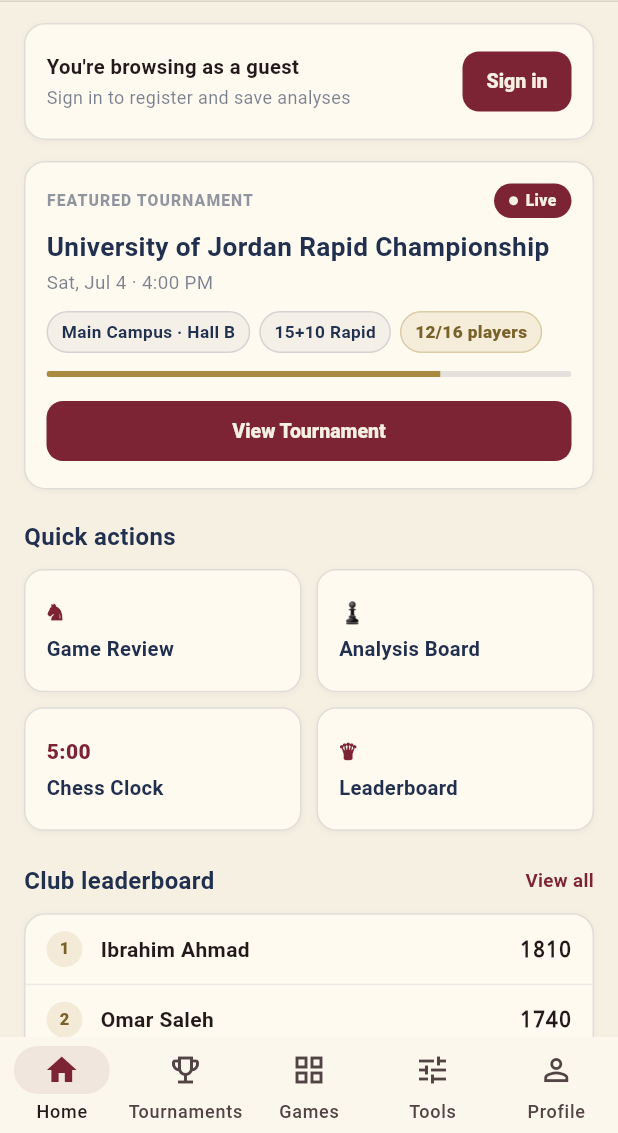
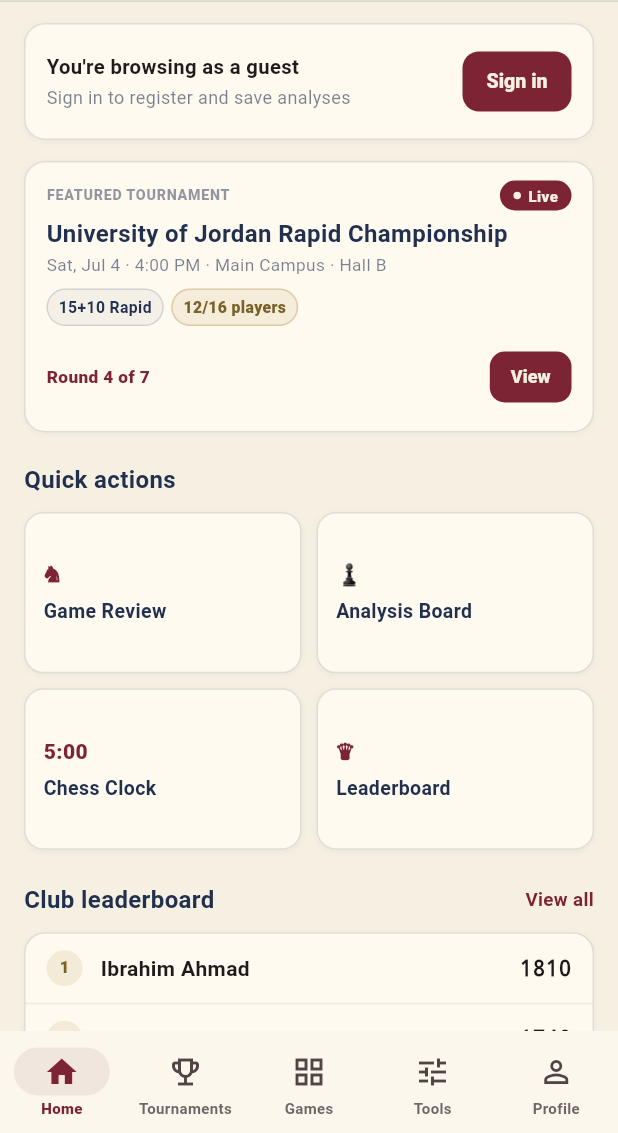
Before and after one commit to Ibra0hh/juchess-platform, a Flutter app: the screen it shows after launch, on a phone screen of 412 x 824 dp, the part 103-1236 px from its top. Run offline on Flutter 3.47's test engine with Material 3 defaults, Android fonts, the phone set to English and light mode, and no system bars; our stand-ins replace appwrite; Roboto replaces fonts that are missing (-apple-system, Georgia).

Commit message:
Fix mobile phone UI spacing

```diff
--- a/apps/mobile/lib/main.dart
+++ b/apps/mobile/lib/main.dart
@@ -211,6 +211,13 @@
     return filtered.isEmpty ? tournamentItems : filtered;
   }
 
+  TournamentSeed get featuredTournament {
+    final active = tournamentItems.where((item) => item.status == 'active');
+    if (active.isNotEmpty) return active.first;
+    if (tournamentItems.isNotEmpty) return tournamentItems.first;
+    return fallbackTournaments.first;
+  }
+
   void selectTab(int value) {
     tab = value;
     notifyListeners();
@@ -536,8 +543,23 @@
         return Scaffold(
           backgroundColor: PrototypeColors.screen,
           body: pages[state.tab],
-          bottomNavigationBar: NavigationBar(
-            height: 64,
+          bottomNavigationBar: NavigationBarTheme(
+            data: NavigationBarThemeData(
+              labelTextStyle: WidgetStateProperty.resolveWith((states) {
+                return TextStyle(
+                  color: states.contains(WidgetState.selected)
+                      ? PrototypeColors.burgundy
+                      : const Color(0xcc4c4042),
+                  fontSize: 10,
+                  height: 1,
+                  fontWeight: states.contains(WidgetState.selected)
+                      ? FontWeight.w800
+                      : FontWeight.w700,
+                );
+              }),
+            ),
+            child: NavigationBar(
+              height: 68,
               backgroundColor: const Color(0xfffbf7ec),
               indicatorColor: const Color(0x147d2434),
               selectedIndex: state.tab,
@@ -545,7 +567,10 @@
               destinations: const [
                 NavigationDestination(
                   icon: Icon(Icons.home_outlined),
-                selectedIcon: Icon(Icons.home, color: PrototypeColors.burgundy),
+                  selectedIcon: Icon(
+                    Icons.home,
+                    color: PrototypeColors.burgundy,
+                  ),
                   label: 'Home',
                 ),
                 NavigationDestination(
@@ -566,7 +591,10 @@
                 ),
                 NavigationDestination(
                   icon: Icon(Icons.tune),
-                selectedIcon: Icon(Icons.tune, color: PrototypeColors.burgundy),
+                  selectedIcon: Icon(
+                    Icons.tune,
+                    color: PrototypeColors.burgundy,
+                  ),
                   label: 'Tools',
                 ),
                 NavigationDestination(
@@ -578,6 +606,7 @@
                   label: 'Profile',
                 ),
               ],
+            ),
           ),
         );
       },
@@ -678,6 +707,7 @@
         Padding(
           padding: const EdgeInsets.fromLTRB(16, 14, 16, 0),
           child: FeaturedTournamentCard(
+            event: context.watch<AppState>().featuredTournament,
             onTap: () => context.read<AppState>().selectTab(1),
           ),
         ),
@@ -756,70 +786,99 @@
 }
 
 class FeaturedTournamentCard extends StatelessWidget {
-  const FeaturedTournamentCard({required this.onTap, super.key});
-
+  const FeaturedTournamentCard({
+    required this.event,
+    required this.onTap,
+    super.key,
+  });
+
+  final TournamentSeed event;
   final VoidCallback onTap;
 
   @override
   Widget build(BuildContext context) {
     return PrototypeCard(
       margin: EdgeInsets.zero,
+      padding: const EdgeInsets.fromLTRB(14, 12, 14, 12),
       child: Column(
         crossAxisAlignment: CrossAxisAlignment.start,
         children: [
-          const Row(
-            children: [
-              Text(
+          Row(
+            children: [
+              const Text(
                 'FEATURED TOURNAMENT',
                 style: TextStyle(
                   color: Color(0x8021304e),
-                  fontSize: 10.5,
+                  fontSize: 9.5,
                   fontWeight: FontWeight.w800,
-                  letterSpacing: 0.7,
-                ),
-              ),
-              Spacer(),
-              LivePill(),
-            ],
+                  letterSpacing: 0.5,
+                ),
+              ),
+              const Spacer(),
+              if (event.status == 'active')
+                const LivePill(small: true)
+              else
+                StatusPill(event.status),
+            ],
+          ),
+          const SizedBox(height: 6),
+          SerifText(
+            event.name,
+            size: 16,
+            weight: FontWeight.w700,
+            height: 1.18,
+            maxLines: 2,
+            overflow: TextOverflow.ellipsis,
+          ),
+          const SizedBox(height: 3),
+          Text(
+            event.meta,
+            maxLines: 1,
+            overflow: TextOverflow.ellipsis,
+            style: const TextStyle(color: Color(0x9921304e), fontSize: 11.5),
           ),
           const SizedBox(height: 8),
-          const SerifText(
-            'University of Jordan Rapid Championship',
-            size: 17.5,
-            weight: FontWeight.w700,
-            height: 1.25,
-          ),
-          const SizedBox(height: 4),
-          const Text(
-            'Sat, Jul 4 · 4:00 PM',
-            style: TextStyle(color: Color(0x9921304e), fontSize: 12.5),
+          Wrap(
+            spacing: 5,
+            runSpacing: 5,
+            children: [
+              if (event.chips.length > 1) CompactChipPill(event.chips[1]),
+              if (event.chips.length > 2) CompactGoldPill(event.chips[2]),
+            ],
           ),
           const SizedBox(height: 10),
-          const Wrap(
-            spacing: 6,
-            runSpacing: 6,
-            children: [
-              ChipPill('Main Campus · Hall B'),
-              ChipPill('15+10 Rapid'),
-              GoldPill('12/16 players'),
-            ],
-          ),
-          const SizedBox(height: 12),
-          ClipRRect(
-            borderRadius: BorderRadius.circular(999),
-            child: LinearProgressIndicator(
-              value: 0.75,
-              minHeight: 4,
-              backgroundColor: const Color(0x1f21304e),
-              valueColor: const AlwaysStoppedAnimation<Color>(
-                PrototypeColors.gold,
-              ),
-            ),
-          ),
-          const SizedBox(height: 12),
-          SizedBox(
-            width: double.infinity,
-            child: PrototypeButton(label: 'View Tournament', onTap: onTap),
+          Row(
+            children: [
+              Expanded(
+                child: Text(
+                  event.current,
+                  maxLines: 1,
+                  overflow: TextOverflow.ellipsis,
+                  style: const TextStyle(
+                    color: PrototypeColors.burgundy,
+                    fontWeight: FontWeight.w800,
+                    fontSize: 11.5,
+                  ),
+                ),
+              ),
+              FilledButton(
+                onPressed: onTap,
+                style: FilledButton.styleFrom(
+                  backgroundColor: PrototypeColors.burgundy,
+                  foregroundColor: PrototypeColors.cream,
+                  minimumSize: const Size(0, 34),
+                  padding: const EdgeInsets.symmetric(horizontal: 14),
+                  shape: RoundedRectangleBorder(
+                    borderRadius: BorderRadius.circular(10),
+                  ),
+                  textStyle: const TextStyle(
+                    fontSize: 12,
+                    fontWeight: FontWeight.w800,
+                  ),
+                ),
+                child: const Text('View'),
+              ),
+            ],
           ),
         ],
       ),
@@ -845,15 +904,15 @@
         crossAxisCount: 2,
         crossAxisSpacing: 10,
         mainAxisSpacing: 10,
-        childAspectRatio: 2.25,
+        childAspectRatio: 1.72,
         shrinkWrap: true,
         physics: const NeverScrollableScrollPhysics(),
         children: actions
             .map(
               (item) => Container(
                 padding: const EdgeInsets.symmetric(
-                  horizontal: 14,
-                  vertical: 12,
+                  horizontal: 12,
+                  vertical: 10,
                 ),
                 decoration: cardDecoration(radius: 13),
                 child: Column(
@@ -870,9 +929,11 @@
                     const SizedBox(height: 5),
                     Text(
                       item.$2,
+                      maxLines: 1,
+                      overflow: TextOverflow.ellipsis,
                       style: const TextStyle(
                         color: PrototypeColors.navy,
-                        fontSize: 13.5,
+                        fontSize: 13,
                         fontWeight: FontWeight.w700,
                       ),
                     ),
@@ -1694,6 +1755,58 @@
   }
 }
 
+class CompactChipPill extends StatelessWidget {
+  const CompactChipPill(this.label, {super.key});
+
+  final String label;
+
+  @override
+  Widget build(BuildContext context) {
+    return Container(
+      padding: const EdgeInsets.symmetric(horizontal: 7, vertical: 4),
+      decoration: BoxDecoration(
+        color: const Color(0x0d21304e),
+        border: Border.all(color: const Color(0x2621304e)),
+        borderRadius: BorderRadius.circular(999),
+      ),
+      child: Text(
+        label,
+        style: const TextStyle(
+          color: PrototypeColors.navy,
+          fontSize: 10.5,
+          fontWeight: FontWeight.w700,
+        ),
+      ),
+    );
+  }
+}
+
+class CompactGoldPill extends StatelessWidget {
+  const CompactGoldPill(this.label, {super.key});
+
+  final String label;
+
+  @override
+  Widget build(BuildContext context) {
+    return Container(
+      padding: const EdgeInsets.symmetric(horizontal: 7, vertical: 4),
+      decoration: BoxDecoration(
+        color: const Color(0x1fa98a3f),
+        border: Border.all(color: const Color(0x55a98a3f)),
+        borderRadius: BorderRadius.circular(999),
+      ),
+      child: Text(
+        label,
+        style: const TextStyle(
+          color: Color(0xff79622a),
+          fontSize: 10.5,
+          fontWeight: FontWeight.w800,
+        ),
+      ),
+    );
+  }
+}
+
 class TabPill extends StatelessWidget {
   const TabPill(this.label, {this.selected = false, super.key});
 
@@ -1727,6 +1840,8 @@
     required this.size,
     required this.weight,
     this.height,
+    this.maxLines,
+    this.overflow,
     super.key,
   });
 
@@ -1734,11 +1849,15 @@
   final double size;
   final FontWeight weight;
   final double? height;
+  final int? maxLines;
+  final TextOverflow? overflow;
 
   @override
   Widget build(BuildContext context) {
     return Text(
       text,
+      maxLines: maxLines,
+      overflow: overflow,
       style: TextStyle(
         color: PrototypeColors.navy,
         fontFamily: 'Georgia',
```
Lines whose indentation alone changed are shown as unchanged.
